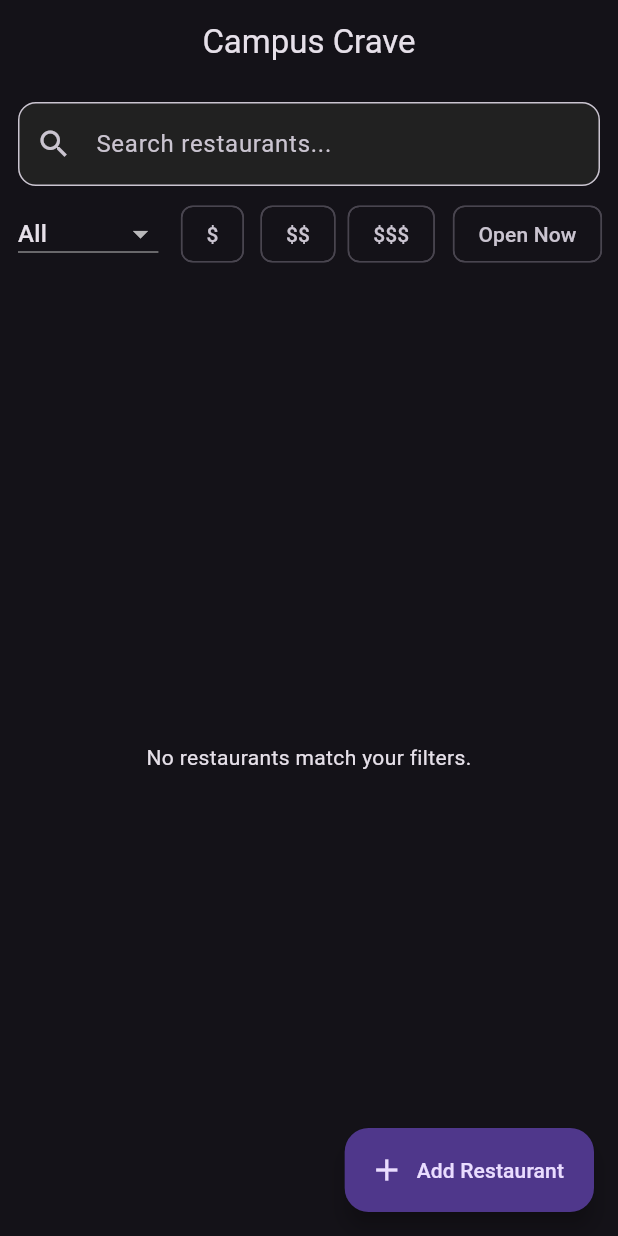
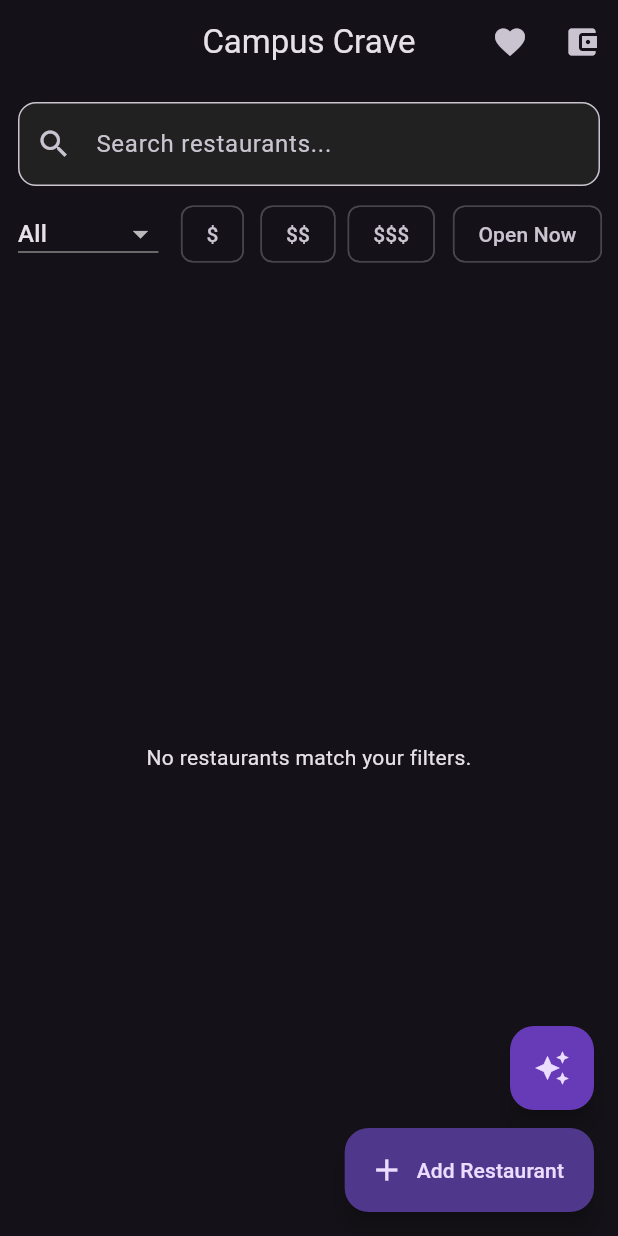
Before and after one commit to lrs27/MobileCraft_Project1, a Flutter app: the screen it shows after launch, after a tap on "Continue", on a phone screen of 412 x 824 dp. Run offline on Flutter 3.47's test engine with Material 3 defaults, Android fonts, the phone set to English and light mode, and no system bars; our stand-ins replace sqflite; accounts and stored records are empty.

Commit message:
Added a weekly budget screen that includes a slider.

```diff
--- a/lib/add_edit_restauraunt_screen.dart
+++ b/lib/add_edit_restauraunt_screen.dart
@@ -1,6 +1,5 @@
 import 'package:flutter/material.dart';
 import 'database/database_helper.dart';
-import 'home_screen.dart';
 
 class AddEditRestaurantScreen extends StatefulWidget {
   final Map<String, dynamic>? restaurant;
--- a/lib/home_screen.dart
+++ b/lib/home_screen.dart
@@ -2,6 +2,8 @@ import 'package:flutter/material.dart';
 import 'database/database_helper.dart';
 import 'add_edit_restauraunt_screen.dart';
 import 'restaurant_details.dart';
+import 'favorites_screen.dart';
+import 'weekly_budget.dart';
 
 class HomeScreen extends StatefulWidget {
   const HomeScreen({super.key});
@@ -14,12 +16,15 @@ class _HomeScreenState extends State<HomeScreen> {
   List<Map<String, dynamic>> restaurants = [];
   List<Map<String, dynamic>> filteredRestaurants = [];
 
+  double weeklyBudget = 0.0;
+  double weeklySpent = 0.0;
+
   bool isLoading = true;
 
   // Filters
   String searchQuery = "";
   String selectedCuisine = "All";
-  int selectedPrice = 0; // 0 = All
+  int selectedPrice = 0;
   bool openNow = false;
 
   final List<String> cuisines = [
@@ -35,9 +40,48 @@ class _HomeScreenState extends State<HomeScreen> {
   @override
   void initState() {
     super.initState();
-    loadRestaurants();
+    loadAllData();
   }
 
+  Future<void> loadAllData() async {
+    await loadWeeklyBudget();
+    await loadWeeklySpending();
+    await loadRestaurants();
+  }
+
+  // ------------------ LOAD WEEKLY BUDGET ------------------
+  Future<void> loadWeeklyBudget() async {
+    final db = await DatabaseHelper.instance.database;
+
+    final settings = await db.query('settings', limit: 1);
+
+    if (settings.isNotEmpty) {
+      weeklyBudget = (settings.first['weeklyBudget'] as num).toDouble();
+    }
+  }
+
+  // ------------------ LOAD WEEKLY SPENDING ------------------
+  Future<void> loadWeeklySpending() async {
+    final db = await DatabaseHelper.instance.database;
+
+    final now = DateTime.now();
+    final weekStart = now.subtract(Duration(days: now.weekday - 1));
+    final weekStartString = weekStart.toIso8601String();
+
+    final logs = await db.rawQuery('''
+      SELECT price FROM meal_logs
+      WHERE date >= ?
+    ''', [weekStartString]);
+
+    double total = 0.0;
+    for (var log in logs) {
+      total += (log['price'] as num).toDouble();
+    }
+
+    weeklySpent = total;
+  }
+
+  // ------------------ LOAD RESTAURANTS ------------------
   Future<void> loadRestaurants() async {
     final db = await DatabaseHelper.instance.database;
     final data = await db.query('restaurants');
@@ -49,10 +93,10 @@ class _HomeScreenState extends State<HomeScreen> {
     });
   }
 
+  // ------------------ APPLY FILTERS ------------------
   void applyFilters() {
     List<Map<String, dynamic>> results = restaurants;
 
-    // Search filter
     if (searchQuery.isNotEmpty) {
       results = results
           .where((r) =>
@@ -60,21 +104,14 @@ class _HomeScreenState extends State<HomeScreen> {
           .toList();
     }
 
-    // Cuisine filter
     if (selectedCuisine != "All") {
-      results = results
-          .where((r) => r['cuisine'] == selectedCuisine)
-          .toList();
+      results = results.where((r) => r['cuisine'] == selectedCuisine).toList();
     }
 
-    // Price filter
     if (selectedPrice != 0) {
-      results = results
-          .where((r) => r['priceLevel'] == selectedPrice)
-          .toList();
+      results = results.where((r) => r['priceLevel'] == selectedPrice).toList();
     }
 
-    // Open Now filter (simple placeholder logic)
     if (openNow) {
       results = results
           .where((r) => (r['hours'] ?? "").contains("AM"))
@@ -88,14 +125,86 @@ class _HomeScreenState extends State<HomeScreen> {
 
   @override
   Widget build(BuildContext context) {
+    double remaining = weeklyBudget - weeklySpent;
+    double progress = weeklyBudget == 0
+        ? 0
+        : (weeklySpent / weeklyBudget).clamp(0.0, 1.0);
+
     return Scaffold(
       appBar: AppBar(
         title: const Text("Campus Crave"),
         centerTitle: true,
+        actions: [
+          // FAVORITES BUTTON
+          IconButton(
+            icon: const Icon(Icons.favorite),
+            onPressed: () {
+              Navigator.push(
+                context,
+                MaterialPageRoute(builder: (_) => const FavoritesScreen()),
+              );
+            },
+          ),
+
+          // WEEKLY BUDGET BUTTON
+          IconButton(
+            icon: const Icon(Icons.account_balance_wallet),
+            onPressed: () {
+              Navigator.push(
+                context,
+                MaterialPageRoute(builder: (_) => const WeeklyBudgetScreen()),
+              );
+            },
+          ),
+        ],
       ),
 
       body: Column(
         children: [
+
+          // ---------------- WEEKLY BUDGET CARD ----------------
+          if (weeklyBudget > 0)
+            Container(
+              margin: const EdgeInsets.all(12),
+              padding: const EdgeInsets.all(16),
+              decoration: BoxDecoration(
+                color: Colors.grey.shade900,
+                borderRadius: BorderRadius.circular(12),
+              ),
+              child: Column(
+                crossAxisAlignment: CrossAxisAlignment.start,
+                children: [
+                  const Text(
+                    "Weekly Budget",
+                    style: TextStyle(fontSize: 16, fontWeight: FontWeight.bold),
+                  ),
+                  const SizedBox(height: 8),
+
+                  LinearProgressIndicator(
+                    value: progress,
+                    minHeight: 10,
+                    backgroundColor: Colors.grey.shade800,
+                    color: progress >= 1 ? Colors.red : Colors.green,
+                  ),
+
+                  const SizedBox(height: 8),
+
+                  Text(
+                    "Spent: \$${weeklySpent.toStringAsFixed(2)} / \$${weeklyBudget.toStringAsFixed(0)}",
+                    style: const TextStyle(fontSize: 14),
+                  ),
+                  Text(
+                    remaining >= 0
+                        ? "Remaining: \$${remaining.toStringAsFixed(2)}"
+                        : "Over budget by \$${remaining.abs().toStringAsFixed(2)}",
+                    style: TextStyle(
+                      fontSize: 14,
+                      color: remaining >= 0 ? Colors.green : Colors.red,
+                    ),
+                  ),
+                ],
+              ),
+            ),
 
           // ---------------- SEARCH BAR ----------------
           Padding(
@@ -124,7 +233,6 @@ class _HomeScreenState extends State<HomeScreen> {
               scrollDirection: Axis.horizontal,
               padding: const EdgeInsets.symmetric(horizontal: 12),
               children: [
-                // Cuisine filter
                 DropdownButton<String>(
                   value: selectedCuisine,
                   dropdownColor: Colors.black,
@@ -141,7 +249,6 @@ class _HomeScreenState extends State<HomeScreen> {
                 ),
                 const SizedBox(width: 12),
 
-                // Price filter
                 FilterChip(
                   label: const Text("\$"),
                   selected: selectedPrice == 1,
@@ -172,7 +279,6 @@ class _HomeScreenState extends State<HomeScreen> {
                 ),
                 const SizedBox(width: 12),
 
-                // Open Now filter
                 FilterChip(
                   label: const Text("Open Now"),
                   selected: openNow,
@@ -250,8 +356,27 @@ class _HomeScreenState extends State<HomeScreen> {
         ],
       ),
 
-      // ---------------- FLOATING BUTTON ----------------
-     floatingActionButton: FloatingActionButton.extended(
+      // ---------------- FLOATING BUTTONS ----------------
+      floatingActionButton: Column(
+        mainAxisSize: MainAxisSize.min,
+        crossAxisAlignment: CrossAxisAlignment.end,
+        children: [
+
+          FloatingActionButton(
+            heroTag: "ai_button",
+            backgroundColor: Colors.deepPurple,
+            onPressed: () {
+              ScaffoldMessenger.of(context).showSnackBar(
+                const SnackBar(content: Text("AI Assistant Coming Soon")),
+              );
+            },
+            child: const Icon(Icons.auto_awesome),
+          ),
+
+          const SizedBox(height: 12),
+
+          FloatingActionButton.extended(
+            heroTag: "add_restaurant_button",
             onPressed: () async {
               final result = await Navigator.push(
                 context,
@@ -261,12 +386,14 @@ class _HomeScreenState extends State<HomeScreen> {
               );
 
               if (result == true) {
-      loadRestaurants();
+                loadAllData();
               }
             },
             icon: const Icon(Icons.add),
             label: const Text("Add Restaurant"),
           ),
+        ],
+      ),
     );
   }
 }
--- a/lib/onboarding_screen.dart
+++ b/lib/onboarding_screen.dart
@@ -16,7 +16,8 @@ class _OnboardingScreenState extends State<OnboardingScreen> {
     'Chinese',
     'Mexican',
     'American',
-    'Indian'
+    'Indian',
+    'Cafe',
   ];
 
   List<String> selectedCuisines = [];
```
Also changed, not shown: lib/weekly_budget.dart (added, +168 -0 lines). Lines whose indentation alone changed are shown as unchanged.
